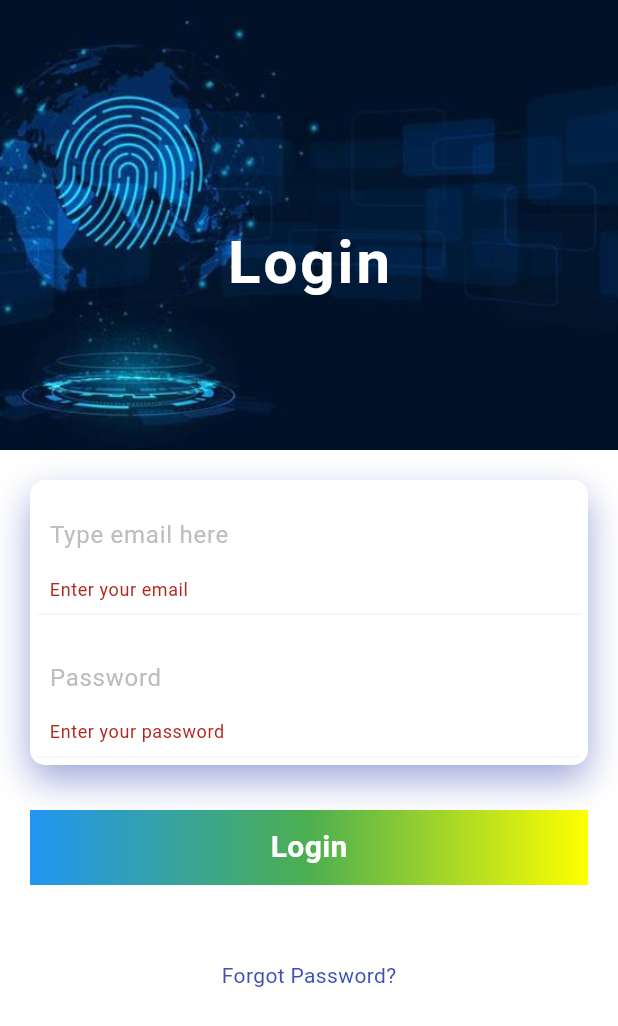
After one commit to JakariaKhan-CSE/Rest-Area-Recommender, a Flutter app: the LoginPage screen opened directly, after a tap on "Login", on a phone screen of 412 x 824 dp. The commit adds this screen. Shown: the top 1026 px of the screen. Run offline on Flutter 3.47's test engine with Material 3 defaults, Android fonts, the phone set to English and light mode, and no system bars; our stand-ins replace animate_do, cloud_firestore, connectivity_plus, csv, firebase_core, flutter_animate and 6 more; missing offline and left inert: flutter_polyline_points; accounts and stored records are empty.

Commit message:
login page design complete.

```diff
--- a/lib/homepage.dart
+++ b/lib/homepage.dart
@@ -8,6 +8,7 @@ import 'package:flutter/services.dart';
 import 'package:geocoding/geocoding.dart';
 import 'package:geolocator/geolocator.dart';
 import 'package:google_maps_flutter/google_maps_flutter.dart';
+import 'package:rest_area_recommended/login_page.dart';
 import 'package:rest_area_recommended/showRestArea.dart';
 import 'package:uuid/uuid.dart';
 import 'package:http/http.dart' as http;
@@ -208,6 +209,7 @@ class _HomePageState extends State<HomePage> {
              else if(value == 'login')
                 {
                   // open login functionality
+                  Navigator.push(context, MaterialPageRoute(builder: (context) => LoginPage(),));
                 }
               else if(value == 'about')
                 {
--- /dev/null
+++ b/lib/login_page.dart
@@ -0,0 +1,167 @@
+import 'package:animate_do/animate_do.dart';
+import 'package:flutter/material.dart';
+class LoginPage extends StatefulWidget {
+  const LoginPage({super.key});
+
+  @override
+  State<LoginPage> createState() => _LoginPageState();
+}
+
+class _LoginPageState extends State<LoginPage> {
+  final _formkey = GlobalKey<FormState>();
+  final TextEditingController email = TextEditingController();
+  final TextEditingController password = TextEditingController();
+  @override
+  Widget build(BuildContext context) {
+    return Scaffold(
+      backgroundColor: Colors.white,
+      body: SingleChildScrollView(
+        child: Container(
+          child: Column(
+            children: [
+              Container(
+                height: 300,
+                decoration: BoxDecoration(
+                    image: DecorationImage(
+                        image: AssetImage('assets/images/login background.jpg'),
+                        fit: BoxFit.cover // very important image ta full display use korar jonno
+                    )
+                ),
+                child: Stack(
+                  children: [
+
+                    Positioned(child: FadeInUpBig(duration: Duration(milliseconds: 1600),child: Container(
+                      margin: EdgeInsets.only(top: 50),
+                      child: Center(
+                        child: Text('Login',style: TextStyle(
+                            color: Colors.white,
+                            fontSize: 40,
+                            fontWeight: FontWeight.w700,
+                          letterSpacing: 2
+                        ),),
+                      ),
+                    ),)
+                    )
+                  ],
+                ),
+              ),
+              Padding(padding: EdgeInsets.all(20),
+
+                child: Form(
+                  key: _formkey,
+                  child: Column(
+                    children: [
+                      Container(
+                        padding: EdgeInsets.all(5),
+                        decoration: BoxDecoration(
+                            borderRadius: BorderRadius.circular(10),
+                            color: Colors.white,
+                            boxShadow: [
+                              BoxShadow(
+                                  color: Colors.indigo.shade200,
+                                  offset: Offset(0,10),
+                                  blurRadius: 20
+                              )
+                            ]
+                        ),
+                        child: Column(
+                          children: [
+                            Container(
+                              padding: EdgeInsets.all(8),
+                              decoration: BoxDecoration(
+                                  color: Colors.white,
+                                  border: Border(bottom: BorderSide(color: Colors.grey.shade100))
+                              ),
+                              child: TextFormField(
+
+                                controller: email,
+                                decoration: InputDecoration(
+                                    border: InputBorder.none,
+                                    hintStyle: TextStyle(color: Colors.grey.shade400),
+                                    hintText: 'Type email here',
+
+                                ),
+                                validator: (value){
+                                  if(value!.isEmpty)
+                                    return "Enter your email";
+                                },
+
+
+                              ),
+                            ),
+                            SizedBox(height: 10,),
+
+                            Container(
+                              padding: EdgeInsets.all(8),
+                              decoration: BoxDecoration(
+                                  color: Colors.white,
+                                  border: Border(bottom: BorderSide(color: Colors.grey.shade100))
+                              ),
+                              child: TextFormField(
+                                controller: password,
+                                decoration: InputDecoration(
+                                    border: InputBorder.none,
+                                    hintStyle: TextStyle(color: Colors.grey.shade400),
+                                    hintText: 'Password'
+                                ),
+                                validator: (value){
+                                  if(value!.isEmpty)
+                                    return "Enter your password";
+                                },
+                              ),
+                            ),
+
+
+                          ],
+                        ),
+                      ),
+                      SizedBox(height: 30,),
+                      GestureDetector(
+                        onTap: (){
+
+                          if(_formkey.currentState!.validate())
+                            {
+                              // go to add form page which admin can add data
+
+                            }
+                        },
+                        child: Container(
+                          height: 50,
+                          decoration: BoxDecoration(
+                              gradient: LinearGradient(
+                                  colors: [
+                                    Colors.blue,
+
+                                    Colors.green,
+                                    Colors.yellowAccent
+                                  ]
+
+                              )
+                          ),
+                          child: Center(child: Text('Login',style: TextStyle(
+                              color: Colors.white,
+                              fontWeight: FontWeight.bold,
+                              fontSize: 20
+                          ),),),
+                        ),
+                      ),
+                      SizedBox(height: 50,),
+                      FadeInUp(duration: Duration(seconds: 2),child: GestureDetector(
+                        onTap: (){
+                          // send forgot password frebase link
+                        },
+                        child: Text('Forgot Password?',style: TextStyle(
+                            color: Colors.indigo
+                        ),),
+                      ))
+                    ],
+                  ),
+                ),
+              )
+            ],
+          ),
+        ),
+      ),
+    );
+  }
+}
--- a/pubspec.yaml
+++ b/pubspec.yaml
@@ -52,6 +52,7 @@ dependencies:
   firebase_auth: ^5.3.0
   firebase_core: ^3.5.0
   cloud_firestore: ^5.4.2
+  animate_do: ^3.3.4
 
 
 
```
Also changed, not shown: assets/images/login background.jpg (added), pubspec.lock.
